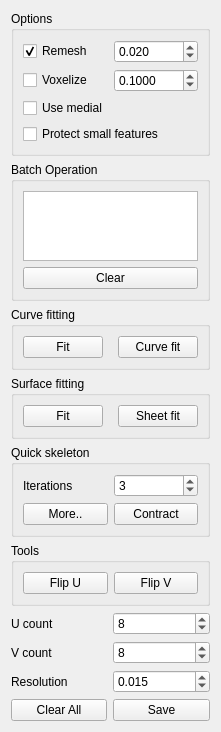
Above: nurbs_plugin/nurbstools.ui from ialhashim/topo-blend before the change. Below: the same form after it.
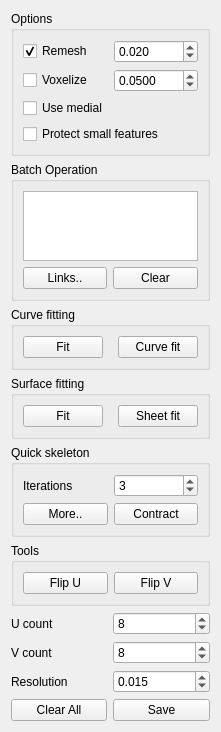
That is the form after the change. Icons and pictures are not drawn.

The edit to the form file:
```diff
--- a/nurbs_plugin/nurbstools.ui
+++ b/nurbs_plugin/nurbstools.ui
@@ -86,8 +86,22 @@
      <property name="title">
       <string>Batch Operation</string>
      </property>
-     <layout class="QVBoxLayout" name="verticalLayout">
-      <item>
+     <layout class="QGridLayout" name="gridLayout_7">
+      <item row="1" column="1">
+       <widget class="QPushButton" name="clearSelectedButton">
+        <property name="text">
+         <string>Clear</string>
+        </property>
+       </widget>
+      </item>
+      <item row="1" column="0">
+       <widget class="QPushButton" name="linksButton">
+        <property name="text">
+         <string>Links..</string>
+        </property>
+       </widget>
+      </item>
+      <item row="0" column="0" colspan="2">
        <widget class="QListWidget" name="partsList">
         <property name="editTriggers">
          <set>QAbstractItemView::NoEditTriggers</set>
@@ -100,13 +114,6 @@
         </property>
        </widget>
       </item>
-      <item>
-       <widget class="QPushButton" name="clearSelectedButton">
-        <property name="text">
-         <string>Clear</string>
-        </property>
-       </widget>
-      </item>
      </layout>
     </widget>
    </item>
@@ -211,7 +218,7 @@
          <double>0.010000000000000</double>
         </property>
         <property name="value">
-         <double>0.100000000000000</double>
+         <double>0.050000000000000</double>
         </property>
        </widget>
       </item>
```
